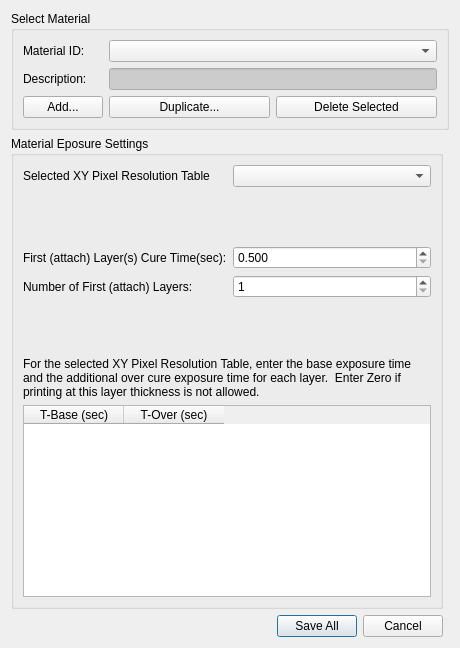
Old version of the form B9Creator/dlgmaterialsmanager.ui in the repository B9Creations/B9Creator.
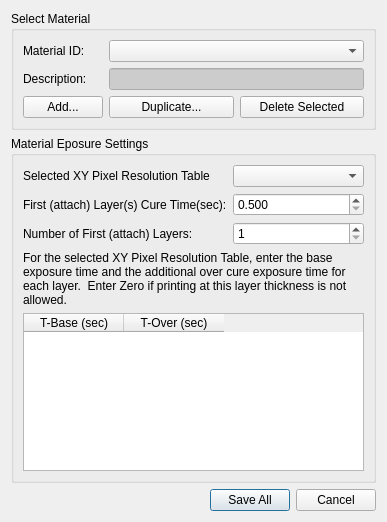
New version of the form.

What changed in the file:
```diff
--- a/B9Creator/dlgmaterialsmanager.ui
+++ b/B9Creator/dlgmaterialsmanager.ui
@@ -6,8 +6,8 @@
    <rect>
     <x>0</x>
     <y>0</y>
-    <width>460</width>
-    <height>648</height>
+    <width>387</width>
+    <height>522</height>
    </rect>
   </property>
   <property name="sizePolicy">
@@ -20,7 +20,7 @@
    <string>Dialog</string>
   </property>
   <layout class="QGridLayout" name="gridLayout_3">
-   <item row="0" column="0" colspan="2">
+   <item row="0" column="0">
     <widget class="QGroupBox" name="groupBox">
      <property name="title">
       <string>Select Material</string>
@@ -247,27 +247,14 @@
         </property>
        </widget>
       </item>
-      <item row="1" column="0" colspan="2">
-       <spacer name="verticalSpacer_2">
-        <property name="orientation">
-         <enum>Qt::Vertical</enum>
-        </property>
-        <property name="sizeHint" stdset="0">
-         <size>
-          <width>20</width>
-          <height>15</height>
-         </size>
-        </property>
-       </spacer>
-      </item>
-      <item row="2" column="0">
+      <item row="1" column="0">
        <widget class="QLabel" name="label_5">
         <property name="text">
          <string>First (attach) Layer(s) Cure Time(sec):</string>
         </property>
        </widget>
       </item>
-      <item row="2" column="1">
+      <item row="1" column="1">
        <widget class="QDoubleSpinBox" name="doubleSpinBox">
         <property name="toolTip">
          <string>Time to cure the intial (attach) layer.</string>
@@ -289,14 +276,14 @@
         </property>
        </widget>
       </item>
-      <item row="3" column="0">
+      <item row="2" column="0">
        <widget class="QLabel" name="label_6">
         <property name="text">
          <string>Number of First (attach) Layers:</string>
         </property>
        </widget>
       </item>
-      <item row="3" column="1">
+      <item row="2" column="1">
        <widget class="QSpinBox" name="spinBoxNumberOfAttachLayers">
         <property name="toolTip">
          <string>Number of Layers to cure for the above length of time</string>
@@ -312,20 +299,7 @@
         </property>
        </widget>
       </item>
-      <item row="4" column="0" colspan="2">
-       <spacer name="verticalSpacer">
-        <property name="orientation">
-         <enum>Qt::Vertical</enum>
-        </property>
-        <property name="sizeHint" stdset="0">
-         <size>
-          <width>20</width>
-          <height>20</height>
-         </size>
-        </property>
-       </spacer>
-      </item>
-      <item row="5" column="0" colspan="2">
+      <item row="3" column="0" colspan="2">
        <widget class="QLabel" name="label_4">
         <property name="text">
          <string>For the selected XY Pixel Resolution Table, enter the base exposure time and the additional over cure exposure time for each layer.  Enter Zero if printing at this layer thickness is not allowed.</string>
@@ -335,7 +309,7 @@
         </property>
        </widget>
       </item>
-      <item row="6" column="0" colspan="2">
+      <item row="4" column="0" colspan="2">
        <widget class="QTableWidget" name="tableWidget">
         <property name="toolTip">
          <string>Exposure settings for a given material and xy pixel size.</string>
```
Left out of the diff: 38 changed lines with no effect on the pictures.
